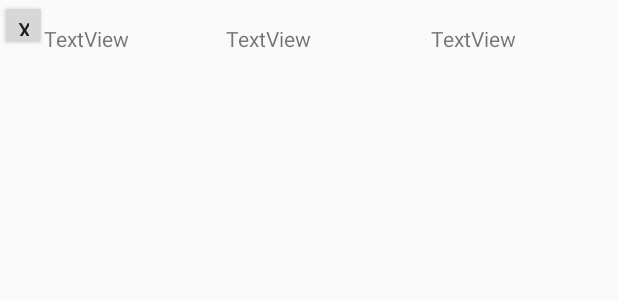
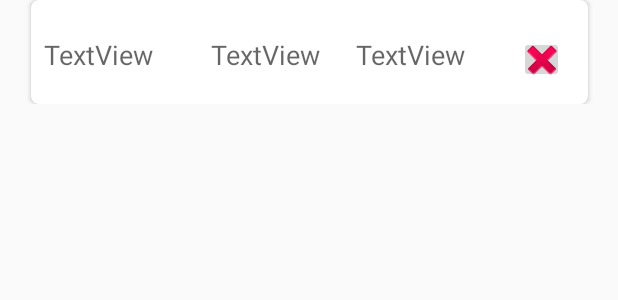
Before and after one commit to fio154/Laboratorio, an Android app: the layout pedido.xml on its own in the app's theme, with its tools: preview values and no code run, on a phone screen of 412 x 824 dp. Shown: the top 300 px of the screen. Run offline under Robolectric (Android 15) with nearby library versions, the phone set to English and light mode, and no system bars.

Commit message:
Cambios 28/10 diseño

```diff
--- a/app/src/main/res/layout/pedido.xml
+++ b/app/src/main/res/layout/pedido.xml
@@ -2,6 +2,20 @@
 <androidx.constraintlayout.widget.ConstraintLayout xmlns:android="http://schemas.android.com/apk/res/android"
     xmlns:app="http://schemas.android.com/apk/res-auto"
     xmlns:tools="http://schemas.android.com/tools"
+    android:layout_width="match_parent"
+    android:layout_height="wrap_content">
+
+    <androidx.cardview.widget.CardView
+        android:layout_width="371dp"
+        android:layout_height="69dp"
+        android:layout_marginStart="16dp"
+        android:layout_marginEnd="16dp"
+        app:cardCornerRadius="5dp"
+        app:layout_constraintEnd_toEndOf="parent"
+        app:layout_constraintStart_toStartOf="parent"
+        app:layout_constraintTop_toTopOf="parent">
+
+        <androidx.constraintlayout.widget.ConstraintLayout
             android:layout_width="match_parent"
             android:layout_height="match_parent">
 
@@ -9,10 +23,11 @@
                 android:id="@+id/cantidad"
                 android:layout_width="wrap_content"
                 android:layout_height="wrap_content"
-        android:layout_marginTop="16dp"
+                android:layout_marginTop="24dp"
                 android:text="TextView"
+                android:textAppearance="@style/TextAppearance.AppCompat.Medium"
                 app:layout_constraintEnd_toStartOf="@+id/nombre_pedido"
-        app:layout_constraintHorizontal_bias="0.31"
+                app:layout_constraintHorizontal_bias="0.177"
                 app:layout_constraintStart_toStartOf="parent"
                 app:layout_constraintTop_toTopOf="parent" />
 
@@ -20,9 +35,10 @@
                 android:id="@+id/nombre_pedido"
                 android:layout_width="wrap_content"
                 android:layout_height="wrap_content"
-        android:layout_marginTop="16dp"
-        android:layout_marginEnd="80dp"
+                android:layout_marginTop="24dp"
+                android:layout_marginEnd="24dp"
                 android:text="TextView"
+                android:textAppearance="@style/TextAppearance.AppCompat.Medium"
                 app:layout_constraintEnd_toStartOf="@+id/precio_pedido"
                 app:layout_constraintTop_toTopOf="parent" />
 
@@ -30,17 +46,23 @@
                 android:id="@+id/precio_pedido"
                 android:layout_width="wrap_content"
                 android:layout_height="wrap_content"
-        android:layout_marginTop="16dp"
-        android:layout_marginEnd="68dp"
+                android:layout_marginTop="24dp"
+                android:layout_marginEnd="36dp"
                 android:text="TextView"
-        app:layout_constraintEnd_toEndOf="parent"
+                android:textAppearance="@style/TextAppearance.AppCompat.Medium"
+                app:layout_constraintEnd_toStartOf="@+id/buttonBorrar"
                 app:layout_constraintTop_toTopOf="parent" />
 
-    <Button
+            <ImageButton
                 android:id="@+id/buttonBorrar"
-        android:layout_width="31dp"
-        android:layout_height="34dp"
-        android:text="X"
-        tools:layout_editor_absoluteX="364dp"
-        tools:layout_editor_absoluteY="16dp" />
+                android:layout_width="30dp"
+                android:layout_height="31dp"
+                android:layout_marginTop="24dp"
+                android:layout_marginEnd="16dp"
+                app:layout_constraintEnd_toEndOf="parent"
+                app:layout_constraintTop_toTopOf="parent"
+                app:srcCompat="@android:drawable/ic_delete" />
         </androidx.constraintlayout.widget.ConstraintLayout>
+    </androidx.cardview.widget.CardView>
+
+</androidx.constraintlayout.widget.ConstraintLayout>
```
Also changed, not shown: app/src/main/java/isi/dam/sendmeal/AdapterDatosPedido.java (+4 -7 lines), app/src/main/res/layout/activity_lista_items.xml (+11 -0 lines), app/src/main/res/layout/fila_plato.xml (+9 -10 lines). Lines whose indentation alone changed are shown as unchanged.
